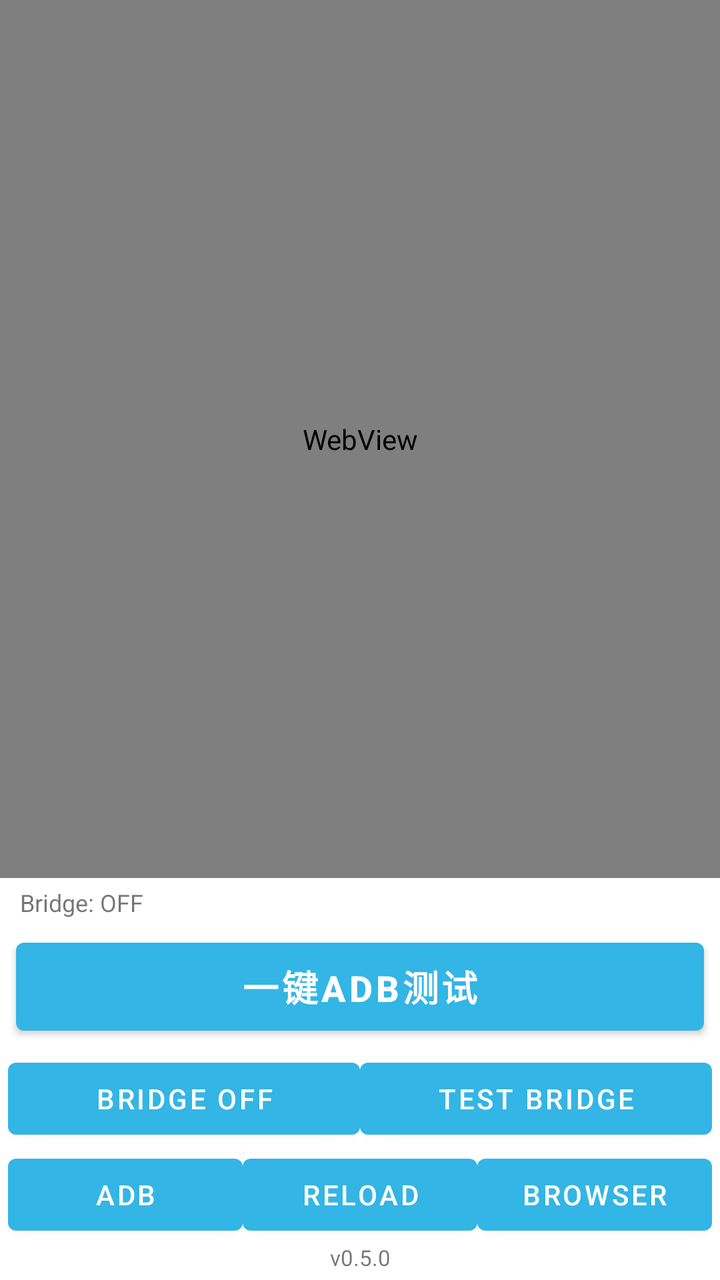
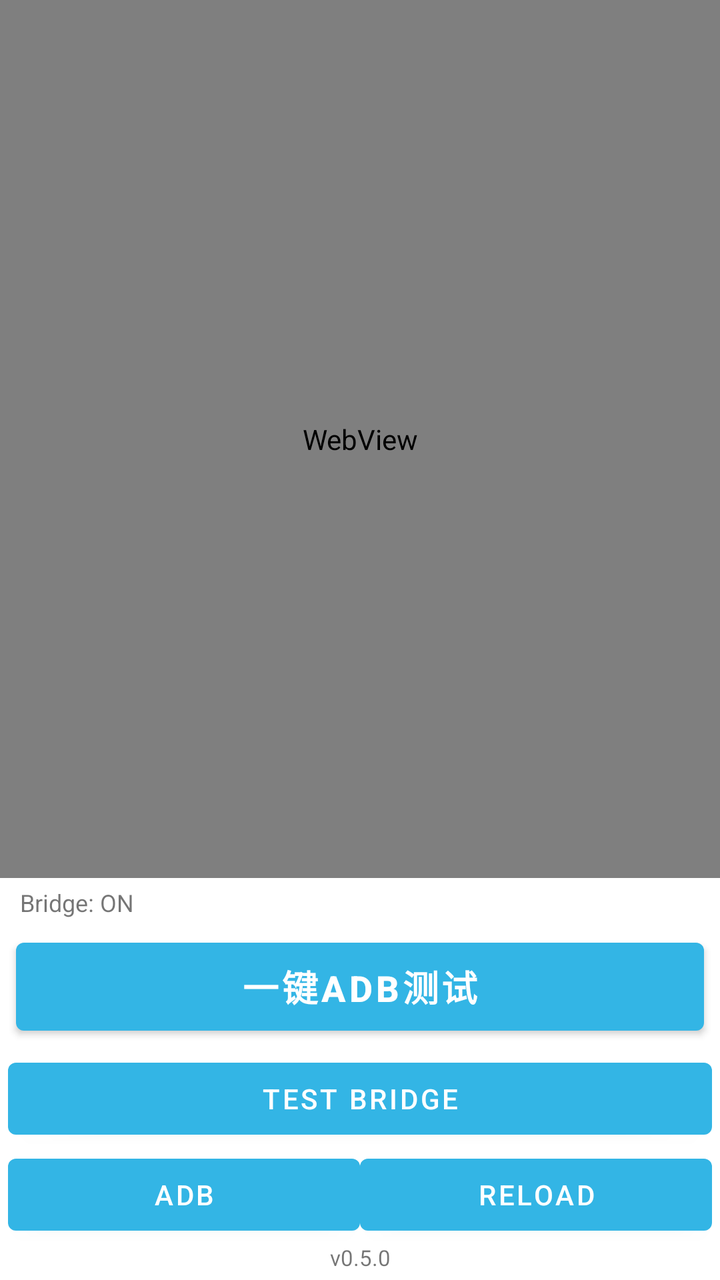

Screens rendered from an Android XML layout before and after an edit, with the pre-edit source and the edit as a unified diff.
<!-- AndroidManifest.xml: application theme Theme.GPTAndroidUse -->
<!-- res/layout/activity_main.xml -->
<LinearLayout xmlns:android="http://schemas.android.com/apk/res/android"
    android:layout_width="match_parent"
    android:layout_height="match_parent"
    android:orientation="vertical">

    <ProgressBar
        android:id="@+id/pageProgress"
        style="?android:attr/progressBarStyleHorizontal"
        android:layout_width="match_parent"
        android:layout_height="3dp"
        android:max="100"
        android:visibility="gone" />

    <WebView
        android:id="@+id/chatWebView"
        android:layout_width="match_parent"
        android:layout_height="0dp"
        android:layout_weight="1" />

    <TextView
        android:id="@+id/bridgeStatusText"
        android:layout_width="match_parent"
        android:layout_height="wrap_content"
        android:paddingStart="10dp"
        android:paddingEnd="10dp"
        android:paddingTop="4dp"
        android:paddingBottom="4dp"
        android:text="Bridge: OFF"
        android:textIsSelectable="true"
        android:textSize="12sp" />

    <Button
        android:id="@+id/adbRunButton"
        android:layout_width="match_parent"
        android:layout_height="56dp"
        android:layout_marginStart="8dp"
        android:layout_marginEnd="8dp"
        android:layout_marginTop="2dp"
        android:layout_marginBottom="4dp"
        android:text="一键ADB测试"
        android:textSize="18sp"
        android:textStyle="bold" />

    <LinearLayout
        android:layout_width="match_parent"
        android:layout_height="wrap_content"
        android:orientation="horizontal"
        android:paddingStart="4dp"
        android:paddingEnd="4dp">

        <Button
            android:id="@+id/bridgeToggleButton"
            android:layout_width="0dp"
            android:layout_height="wrap_content"
            android:layout_weight="1"
            android:text="Bridge OFF" />

        <Button
            android:id="@+id/bridgeTestButton"
            android:layout_width="0dp"
            android:layout_height="wrap_content"
            android:layout_weight="1"
            android:text="Test Bridge" />
    </LinearLayout>

    <LinearLayout
        android:layout_width="match_parent"
        android:layout_height="wrap_content"
        android:orientation="horizontal"
        android:paddingStart="4dp"
        android:paddingEnd="4dp">

        <Button
            android:id="@+id/adbSetupButton"
            android:layout_width="0dp"
            android:layout_height="wrap_content"
            android:layout_weight="1"
            android:text="ADB" />

        <Button
            android:id="@+id/reloadButton"
            android:layout_width="0dp"
            android:layout_height="wrap_content"
            android:layout_weight="1"
            android:text="Reload" />

        <Button
            android:id="@+id/openBrowserButton"
            android:layout_width="0dp"
            android:layout_height="wrap_content"
            android:layout_weight="1"
            android:text="Browser" />
    </LinearLayout>

    <TextView
        android:id="@+id/versionText"
        android:layout_width="match_parent"
        android:layout_height="wrap_content"
        android:gravity="center"
        android:paddingBottom="4dp"
        android:text="v0.5.0"
        android:textSize="11sp" />

</LinearLayout>
<!-- resources referenced by this layout -->
<resources>
  <style name="Theme.GPTAndroidUse" parent="Theme.MaterialComponents.DayNight.DarkActionBar">
          <item name="colorPrimary">@android:color/holo_blue_light</item>
          <item name="colorPrimaryVariant">@android:color/holo_blue_dark</item>
          <item name="colorSecondary">@android:color/holo_green_light</item>
      </style>
</resources>

<!-- the commit's change to res/layout/activity_main.xml (unified diff, before → after) -->
@@ -25,7 +25,7 @@
         android:paddingEnd="10dp"
         android:paddingTop="4dp"
         android:paddingBottom="4dp"
-        android:text="Bridge: OFF"
+        android:text="Bridge: ON"
         android:textIsSelectable="true"
         android:textSize="12sp" />
 
@@ -41,27 +41,13 @@
         android:textSize="18sp"
         android:textStyle="bold" />
 
-    <LinearLayout
+    <Button
+        android:id="@+id/bridgeTestButton"
         android:layout_width="match_parent"
         android:layout_height="wrap_content"
-        android:orientation="horizontal"
-        android:paddingStart="4dp"
-        android:paddingEnd="4dp">
-
-        <Button
-            android:id="@+id/bridgeToggleButton"
-            android:layout_width="0dp"
-            android:layout_height="wrap_content"
-            android:layout_weight="1"
-            android:text="Bridge OFF" />
-
-        <Button
-            android:id="@+id/bridgeTestButton"
-            android:layout_width="0dp"
-            android:layout_height="wrap_content"
-            android:layout_weight="1"
-            android:text="Test Bridge" />
-    </LinearLayout>
+        android:layout_marginStart="4dp"
+        android:layout_marginEnd="4dp"
+        android:text="Test Bridge" />
 
     <LinearLayout
         android:layout_width="match_parent"
@@ -84,12 +70,6 @@
             android:layout_weight="1"
             android:text="Reload" />
 
-        <Button
-            android:id="@+id/openBrowserButton"
-            android:layout_width="0dp"
-            android:layout_height="wrap_content"
-            android:layout_weight="1"
-            android:text="Browser" />
     </LinearLayout>
 
     <TextView
